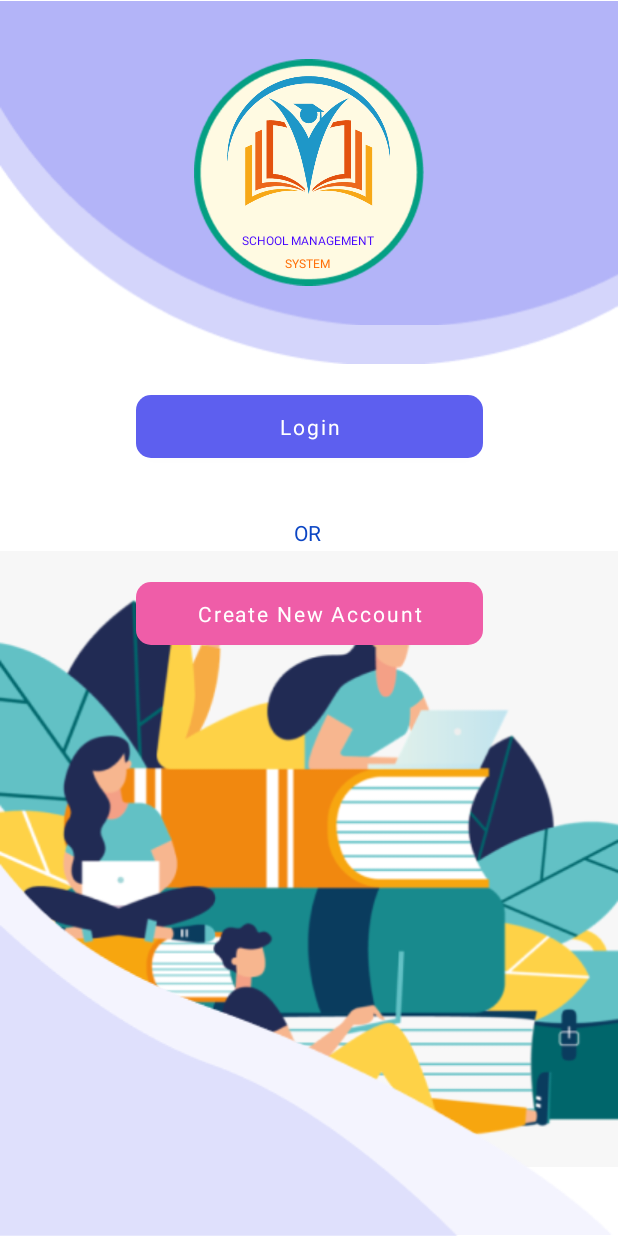
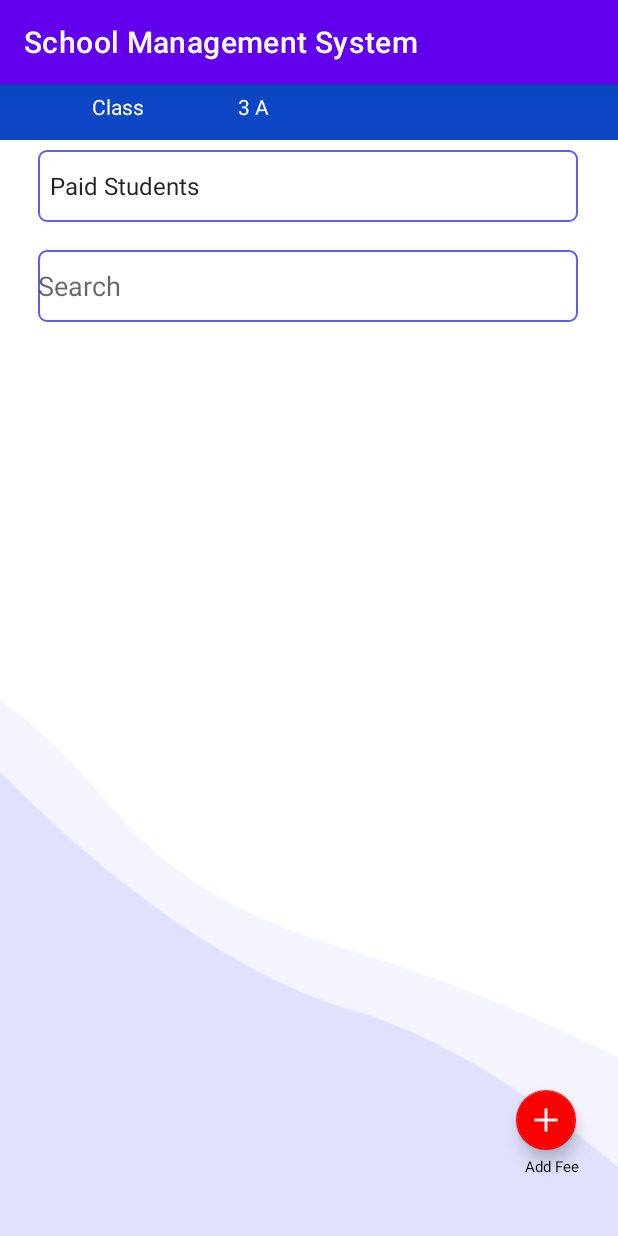
Before and after one commit to User-Experience-Design-SE3050-2021/se3050---uee-2021s2_reg_we_36, an Android app: the screen it shows after launch (RegLogin before the commit, ViewPaidStudents after it), on a phone screen of 412 x 824 dp. Run offline under Robolectric (Android 15) with nearby library versions, the phone set to English and light mode, and no system bars; our stand-ins replace ButterKnife, Firebase (no records; nobody signed in at launch, a user with empty details on screens opened directly); Roboto replaces fonts that are not available here.

Commit message:
view paid student backend part done

```diff
--- a/app/src/main/AndroidManifest.xml
+++ b/app/src/main/AndroidManifest.xml
@@ -28,7 +28,7 @@
             android:name=".AccountantProfile"
             android:exported="true" />
         <activity
-            android:name=".ViewPaidStudents"
+            android:name=".MainActivity"
             android:exported="true" />
         <activity
             android:name=".Transaction"
@@ -49,7 +49,7 @@
             android:name=".RegLogin"
             android:exported="true" />
         <activity
-            android:name=".MainActivity"
+            android:name=".ViewPaidStudents"
             android:exported="true">
             <intent-filter>
                 <action android:name="android.intent.action.MAIN" />
--- a/app/src/main/java/com/example/schoolmanagment/ViewPaidStudents.java
+++ b/app/src/main/java/com/example/schoolmanagment/ViewPaidStudents.java
@@ -1,14 +1,105 @@
 package com.example.schoolmanagment;
 
+import androidx.annotation.NonNull;
 import androidx.appcompat.app.AppCompatActivity;
+import androidx.constraintlayout.widget.ConstraintLayout;
+import androidx.recyclerview.widget.DividerItemDecoration;
+import androidx.recyclerview.widget.LinearLayoutManager;
+import androidx.recyclerview.widget.RecyclerView;
 
+import android.content.Intent;
 import android.os.Bundle;
+import android.view.View;
 
-public class ViewPaidStudents extends AppCompatActivity {
+import com.example.schoolmanagment.adapter.feeAdapter;
+import com.example.schoolmanagment.listner.IfeeListner;
+import com.example.schoolmanagment.modal.Fee;
+import com.google.android.material.floatingactionbutton.FloatingActionButton;
+import com.google.android.material.snackbar.Snackbar;
+import com.google.firebase.database.DataSnapshot;
+import com.google.firebase.database.DatabaseError;
+import com.google.firebase.database.FirebaseDatabase;
+import com.google.firebase.database.ValueEventListener;
+
+import java.util.ArrayList;
+import java.util.List;
+
+import butterknife.BindView;
+import butterknife.ButterKnife;
+
+public class ViewPaidStudents extends AppCompatActivity implements IfeeListner {
+
+    @BindView(R.id.fee_recycle)
+    RecyclerView fee_recycle;
+    @BindView(R.id.mainLayout)
+    ConstraintLayout main_layout;
+
+    FloatingActionButton fbt;
+
+    IfeeListner ifeeListner;
 
     @Override
     protected void onCreate(Bundle savedInstanceState) {
         super.onCreate(savedInstanceState);
         setContentView(R.layout.activity_view_paid_students);
+
+        fbt = findViewById(R.id.floatingActionBtb);
+
+        fbt.setOnClickListener(new View.OnClickListener() {
+            @Override
+            public void onClick(View view) {
+                Intent i = new Intent(ViewPaidStudents.this, AddFee.class);
+                startActivity(i);
+            }
+        });
+        init();
+        loadItem();
     }
-}
+
+    public void init(){
+        ButterKnife.bind(this);
+
+        ifeeListner = this;
+
+        LinearLayoutManager linearLayoutManager = new LinearLayoutManager(this);
+        fee_recycle.setLayoutManager(linearLayoutManager);
+        fee_recycle.addItemDecoration(new DividerItemDecoration(this,linearLayoutManager.getOrientation()));
+
+    }
+
+    private void loadItem() {
+        List<Fee> fees = new ArrayList<>();
+        FirebaseDatabase.getInstance("https://ueeschoolmanagment-default-rtdb.firebaseio.com/").getReference("Fee")
+                .addListenerForSingleValueEvent(new ValueEventListener() {
+                    @Override
+                    public void onDataChange(@NonNull DataSnapshot snapshot) {
+                        if (snapshot.exists()) {
+                            for (DataSnapshot resultSnapshot : snapshot.getChildren()) {
+                                Fee fee = resultSnapshot.getValue(Fee.class);
+                                fees.add(fee);
+                            }
+                            ifeeListner.onResultLoadSuccess(fees);
+                        } else {
+                            ifeeListner.onResultLoadFail("Cant find items");
+                        }
+                    }
+
+                    @Override
+                    public void onCancelled(@NonNull DatabaseError error) {
+                        ifeeListner.onResultLoadFail(error.getMessage());
+                    }
+
+
+    });
+    }
+    @Override
+    public void onResultLoadSuccess(List<Fee> fees) {
+        feeAdapter adapter = new feeAdapter(this,fees);
+        fee_recycle.setAdapter(adapter);
+    }
+
+    @Override
+    public void onResultLoadFail(String message) {
+        Snackbar.make(main_layout,message,Snackbar.LENGTH_LONG).show();
+    }
+    }
--- /dev/null
+++ b/app/src/main/java/com/example/schoolmanagment/listner/IfeeListner.java
@@ -0,0 +1,10 @@
+package com.example.schoolmanagment.listner;
+
+import com.example.schoolmanagment.modal.Fee;
+
+import java.util.List;
+
+public interface IfeeListner {
+    void onResultLoadSuccess(List<Fee> results);
+    void onResultLoadFail(String message);
+}
--- a/app/src/main/res/layout/activity_view_paid_students.xml
+++ b/app/src/main/res/layout/activity_view_paid_students.xml
@@ -2,6 +2,7 @@
 <androidx.constraintlayout.widget.ConstraintLayout xmlns:android="http://schemas.android.com/apk/res/android"
     xmlns:app="http://schemas.android.com/apk/res-auto"
     xmlns:tools="http://schemas.android.com/tools"
+    android:id="@+id/mainLayout"
     android:layout_width="match_parent"
     android:layout_height="match_parent"
     tools:context=".ViewPaidStudents">
@@ -14,49 +15,34 @@
         android:orientation="horizontal"
         app:layout_constraintBottom_toBottomOf="parent"
         app:layout_constraintEnd_toEndOf="parent"
-        app:layout_constraintHorizontal_bias="0.0"
+        app:layout_constraintHorizontal_bias="1.0"
         app:layout_constraintStart_toStartOf="parent"
         app:layout_constraintTop_toTopOf="parent"
         app:layout_constraintVertical_bias="0.0">
 
         <TextView
             android:id="@+id/textView20"
-            android:layout_width="27dp"
+            android:layout_width="5dp"
             android:layout_height="wrap_content"
             android:layout_weight="1"
             android:text="Class"
+            android:paddingTop="5dp"
             android:textAlignment="center"
             android:textColor="#FFFFFF" />
 
         <TextView
             android:id="@+id/editTextTextPersonName3"
-            android:layout_width="70dp"
+            android:layout_width="100dp"
             android:layout_height="wrap_content"
             android:layout_weight="1"
             android:ems="10"
             android:inputType="textPersonName"
             android:minHeight="32dp"
+            android:paddingTop="5dp"
             android:text="3 A"
             android:textColor="#FFFFFF"
             tools:ignore="SpeakableTextPresentCheck,TouchTargetSizeCheck" />
 
-        <TextView
-            android:id="@+id/textView21"
-            android:layout_width="wrap_content"
-            android:layout_height="wrap_content"
-            android:layout_weight="1"
-            android:text="Date"
-            android:textAlignment="center"
-            android:textColor="#FFFFFF" />
-
-        <EditText
-            android:id="@+id/editTextDate"
-            android:layout_width="80dp"
-            android:layout_height="wrap_content"
-            android:layout_weight="1"
-            android:ems="10"
-            android:inputType="date"
-            tools:ignore="SpeakableTextPresentCheck" />
     </LinearLayout>
 
     <Spinner
@@ -96,8 +82,8 @@
 
     <ImageView
         android:id="@+id/imageView30"
-        android:layout_width="409dp"
-        android:layout_height="357dp"
+        android:layout_width="425dp"
+        android:layout_height="359dp"
         android:scaleType="fitXY"
         app:layout_constraintBottom_toBottomOf="parent"
         app:layout_constraintEnd_toEndOf="parent"
@@ -109,8 +95,8 @@
 
     <ImageView
         android:id="@+id/imageView31"
-        android:layout_width="396dp"
-        android:layout_height="321dp"
+        android:layout_width="412dp"
+        android:layout_height="323dp"
         android:scaleType="fitXY"
         app:layout_constraintBottom_toBottomOf="parent"
         app:layout_constraintEnd_toEndOf="parent"
@@ -155,9 +141,9 @@
         tools:ignore="SpeakableTextPresentCheck" />
 
     <androidx.recyclerview.widget.RecyclerView
-        android:id="@+id/result_recycle"
-        android:layout_width="366dp"
-        android:layout_height="435dp"
+        android:id="@+id/fee_recycle"
+        android:layout_width="373dp"
+        android:layout_height="380dp"
         app:layout_constraintBottom_toBottomOf="parent"
         app:layout_constraintEnd_toEndOf="parent"
         app:layout_constraintHorizontal_bias="0.471"
```
Also changed, not shown: app/src/main/java/com/example/schoolmanagment/adapter/feeAdapter.java (added, +80 -0 lines), app/src/main/java/com/example/schoolmanagment/listner/IrecycleClickListner.java (added, +7 -0 lines), app/src/main/res/layout/fee.xml (added, +286 -0 lines).
